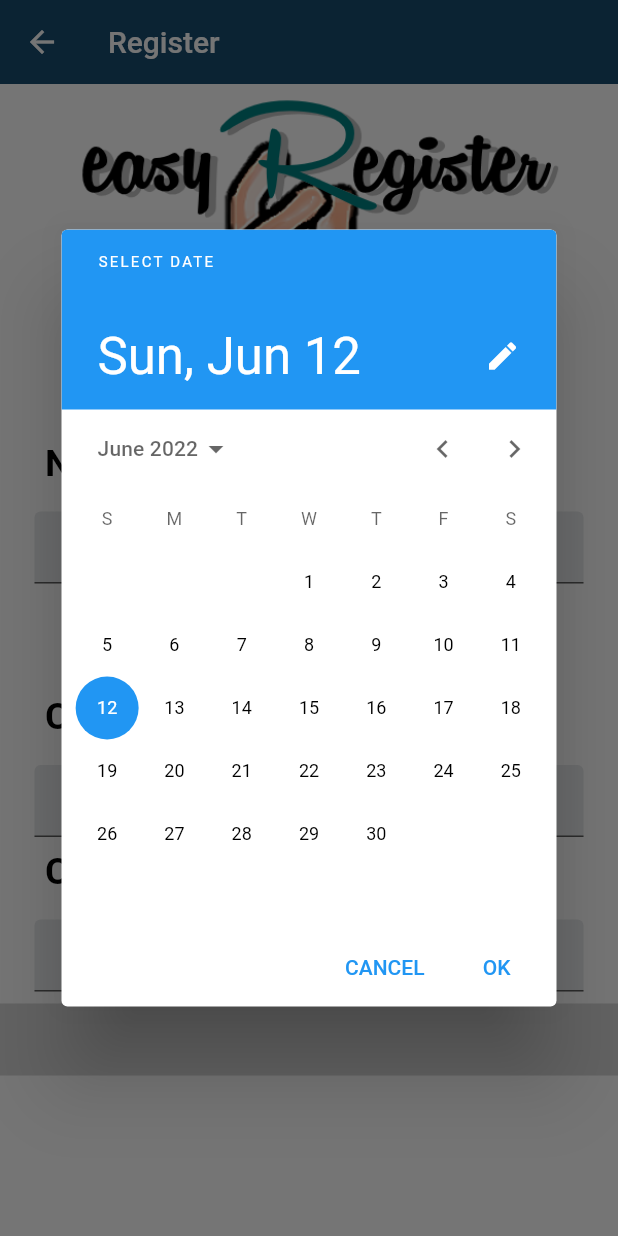
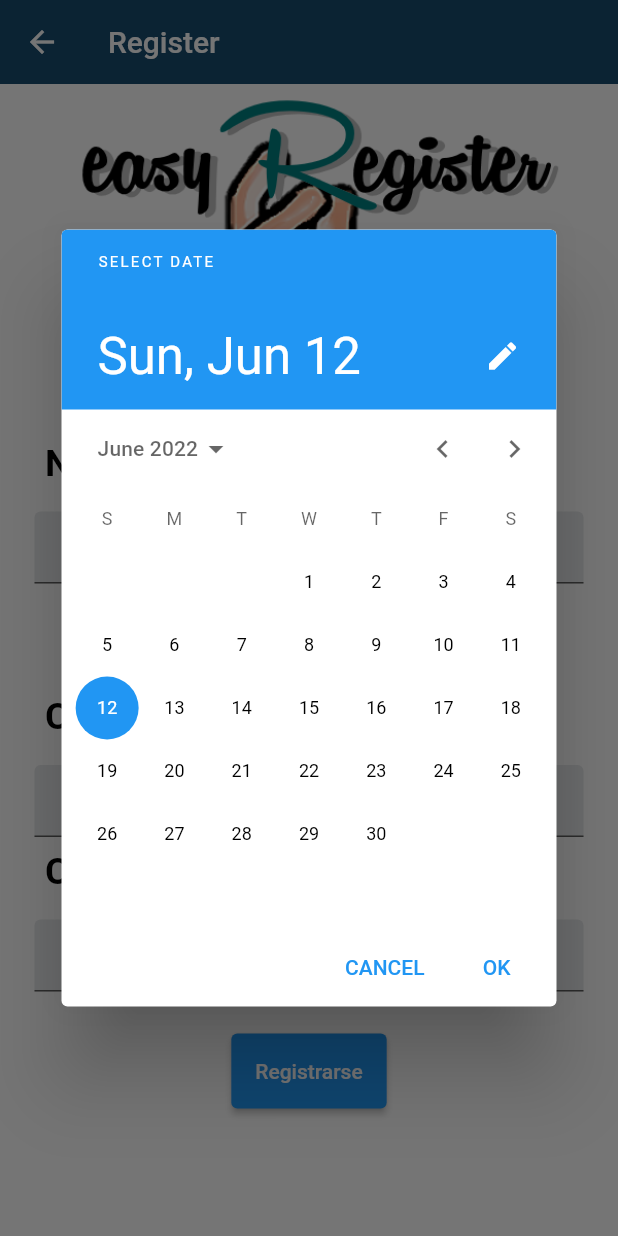
Before and after one commit to yisus44/easy-register, a Flutter app: the RegisterScreen screen opened by its route, after a tap on "Fecha de nacimiento", on a phone screen of 412 x 824 dp. Run offline on Flutter 3.47's test engine with Material 2 defaults, Android fonts, the phone set to English and light mode, and no system bars; our stand-ins replace dio; network calls fail.

Commit message:
correcciones del merge

```diff
--- a/lib/router/app_routes.dart
+++ b/lib/router/app_routes.dart
@@ -4,7 +4,7 @@ import '../screens/screens.dart';
 
 class AppRoutes{
 
-  static const initialRoute = 'login';
+  static const initialRoute = 'home';
 
   static Map<String, Widget Function(BuildContext)> routes = {
     'login'      : ( _ )=> LoginScreen(),
--- a/lib/screens/register_screen.dart
+++ b/lib/screens/register_screen.dart
@@ -1,6 +1,4 @@
-import 'package:easy_register/widgets/authenticationLabel.dart';
 import 'package:flutter/material.dart';
-
 import '../widgets/widgets.dart';
 
 class RegisterScreen extends StatefulWidget {
@@ -52,9 +50,8 @@ class _RegisterScreenState extends State<RegisterScreen> {
             const AuthenticationFields(
                 typeText: true, titleText: 'Confirmar contraseña'),
 
-            const AuthenticationButton(buttonText: 'Registrarse')
+            const AuthenticationButton(buttonText: 'Registrarse'),
 
-          const AuthenticationButton(buttonText: 'Registrarse')
 
         ],
       )
--- a/lib/theme/app_theme.dart
+++ b/lib/theme/app_theme.dart
@@ -14,5 +14,15 @@ class AppTheme{
     ),
 
   );
+  static final ThemeData darkTheme = ThemeData.dark().copyWith(
+
+    primaryColor: Colors.indigo,
+
+    appBarTheme: const AppBarTheme(
+      color: primary,
+      elevation: 0
+    ),
+
+  );
 
 }
--- a/lib/widgets/navbar_logo.dart
+++ b/lib/widgets/navbar_logo.dart
@@ -1,4 +1,4 @@
-
+import 'package:flutter/material.dart';
 
 @override
 Widget build(BuildContext context) {
@@ -10,4 +10,3 @@
         ),
   );
 }
-}
```
Also changed, not shown: lib/screens/home_screen.dart (+12 -14 lines), lib/screens/student_screen.dart (+11 -0 lines), lib/widgets/app_bar.dart (+0 -13 lines), lib/widgets/widgets.dart (+6 -3 lines), pubspec.lock, 2 other files. Lines whose indentation alone changed are shown as unchanged.
